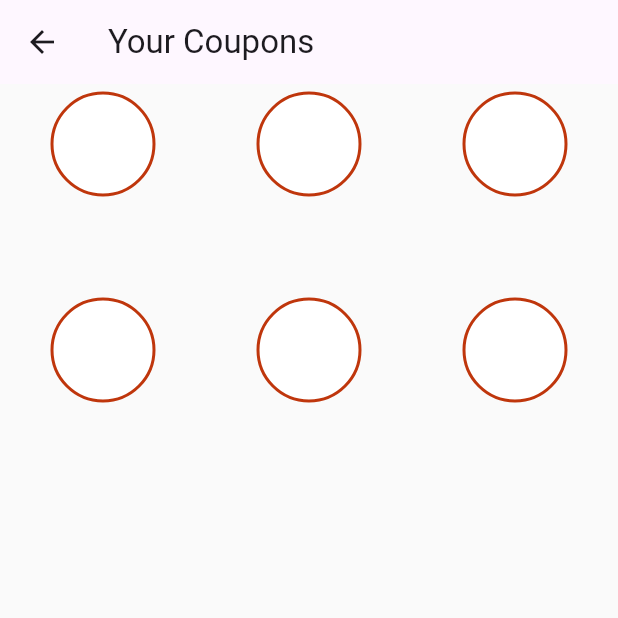
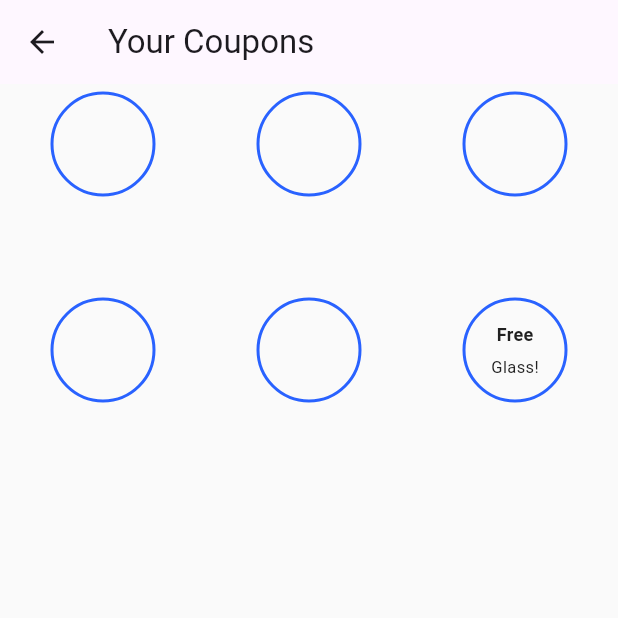
Before and after one commit to ejsiik/EngineeringThesis, a Flutter app: the screen it shows once a user with an empty profile is signed in, after a tap on "Your Amount", on a phone screen of 412 x 824 dp, the top half of it. Run offline on Flutter 3.47's test engine with Material 3 defaults, Android fonts, the phone set to English and light mode, and no system bars; our stand-ins replace firebase_auth, firebase_core, firebase_database, get, google_fonts; accounts and stored records are empty.

Commit message:
coupon color changes

```diff
--- a/mobile_app/lib/screens/user/home_page/coupon_card.dart
+++ b/mobile_app/lib/screens/user/home_page/coupon_card.dart
@@ -4,7 +4,7 @@ import '../../../database/data.dart';
 import 'coupons.dart';
 
 class CouponCardWidget extends StatelessWidget {
-  const CouponCardWidget({Key? key});
+  const CouponCardWidget({super.key});
 
   @override
   Widget build(BuildContext context) {
@@ -87,17 +87,22 @@ class CouponScreen extends StatelessWidget {
         future: data.getAllCouponData(),
         builder: (context, snapshot) {
           if (snapshot.connectionState == ConnectionState.waiting) {
-            return CircularProgressIndicator();
+            return const CircularProgressIndicator();
           } else if (snapshot.hasError) {
             return Text('Error: ${snapshot.error}');
           } else if (!snapshot.hasData || snapshot.data!.isEmpty) {
-            return Text('No coupons available.');
+            return const Text('No coupons available.');
           } else {
             return GridView.count(
               crossAxisCount: 3,
-              children: snapshot.data!.map((couponData) {
+              children: snapshot.data!.asMap().entries.map((entry) {
+                int index = entry.key;
+                Map<dynamic, dynamic> couponData = entry.value;
+
+                bool isFree = index == 5;
+
                 return CouponCard(
-                  isFree: couponData['isFree'] ?? false,
+                  isFree: isFree,
                   wasUsed: couponData['wasUsed'] ?? false,
                   couponValue: couponData['couponValue'] ?? 0,
                 );
--- a/mobile_app/lib/screens/user/home_page/coupons.dart
+++ b/mobile_app/lib/screens/user/home_page/coupons.dart
@@ -23,7 +23,6 @@ class CouponCardWithFirebaseData extends StatelessWidget {
 
         final couponData =
             snapshot.data?.snapshot.value as Map<dynamic, dynamic>? ?? {};
-        //value as Map<dynamic, dynamic>? ?? {};
         final wasUsed = couponData['wasUsed'] ?? false;
         final couponValue = couponData['couponValue'] ?? 0;
 
@@ -54,14 +53,12 @@ class CouponCard extends StatelessWidget {
     final ThemeData theme = Theme.of(context);
     final Color backgroundColor = theme.scaffoldBackgroundColor;
     const Color couponColor = AppColors.circleOpen;
-    const Color accentColor = AppColors.accent;
-    const Color whiteColor = AppColors.white;
-    /*final Color primaryColor = theme.brightness == Brightness.light
+    final Color primaryColor = theme.brightness == Brightness.light
         ? AppColors.primaryLight
         : AppColors.primaryDark;
     final Color textColor = theme.brightness == Brightness.light
         ? AppColors.textLight
-        : AppColors.textDark;*/
+        : AppColors.textDark;
 
     return Container(
       margin: const EdgeInsets.symmetric(horizontal: 15, vertical: 5),
@@ -72,9 +69,9 @@ class CouponCard extends StatelessWidget {
             width: 70,
             height: 70,
             decoration: BoxDecoration(
-              color: whiteColor,
+              color: backgroundColor,
               shape: BoxShape.circle,
-              border: Border.all(color: accentColor, width: 2),
+              border: Border.all(color: primaryColor, width: 2),
             ),
             child: Stack(
               alignment: Alignment.center,
@@ -88,24 +85,24 @@ class CouponCard extends StatelessWidget {
                     ),
                   ),
                 if (isFree)
-                  const Center(
+                  Center(
                     child: Column(
                       mainAxisAlignment: MainAxisAlignment.center,
                       children: [
                         Text(
-                          'Darmowe',
+                          'Free',
                           style: TextStyle(
-                            color: accentColor,
-                            fontSize: 15,
+                            color: textColor,
+                            fontSize: 12,
                             fontWeight: FontWeight.bold,
                           ),
                         ),
-                        SizedBox(height: 5),
+                        const SizedBox(height: 5),
                         Text(
-                          'Szkło!',
+                          'Glass!',
                           style: TextStyle(
-                            color: accentColor,
-                            fontSize: 14,
+                            color: textColor,
+                            fontSize: 11,
                           ),
                         ),
                       ],
@@ -121,8 +118,8 @@ class CouponCard extends StatelessWidget {
                 if (wasUsed)
                   Text(
                     '$couponValue',
-                    style: const TextStyle(
-                      color: accentColor,
+                    style: TextStyle(
+                      color: primaryColor,
                       fontSize: 14,
                       fontWeight: FontWeight.bold,
                     ),
--- a/mobile_app/lib/screens/user/home_page/home_page.dart
+++ b/mobile_app/lib/screens/user/home_page/home_page.dart
@@ -132,18 +132,6 @@ class _HomePageState extends State<HomePage> {
 
             const CouponCardWidget(),
 
-            /*GridView.count(
-              crossAxisCount: 3,
-              shrinkWrap: true,
-              physics: const NeverScrollableScrollPhysics(),
-              children: data.getAllCouponRefs().map((couponRef) {
-                return CouponCardWithFirebaseData(
-                  couponRef,
-                  isFree: false,
-                );
-              }).toList(),
-            ),*/
-
             // Empty container for future
             Flexible(
               child: Container(
```
